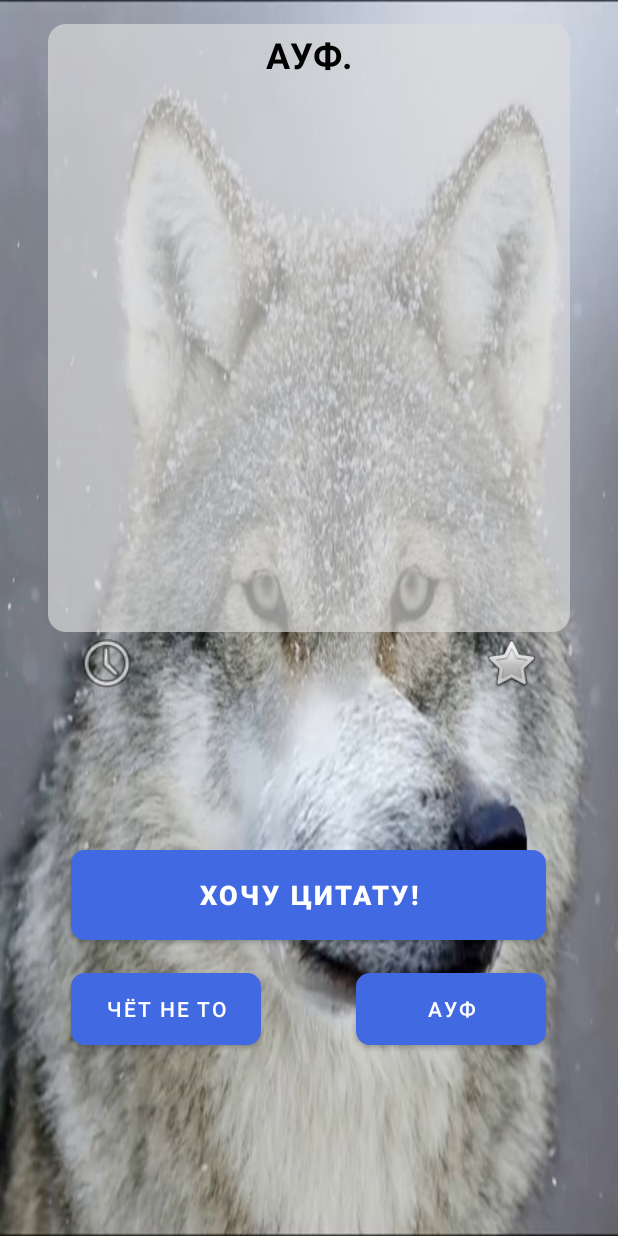
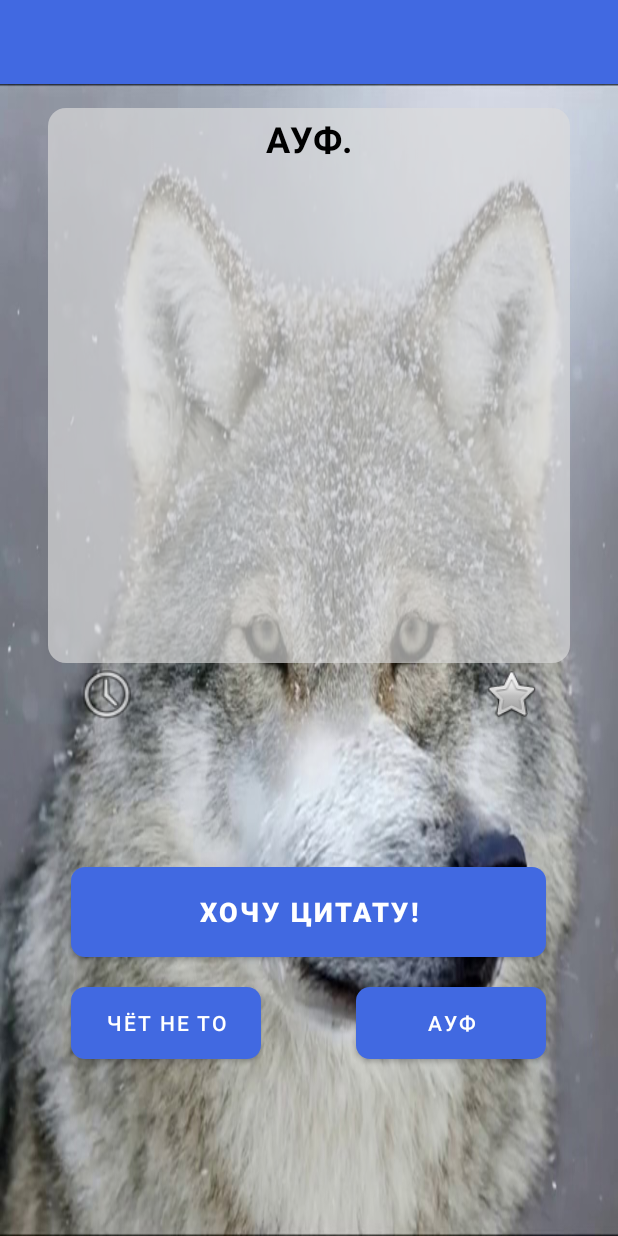
Before and after one commit to satyd/WolfQuotes, an Android app: the screen it shows after launch (MainActivity), on a phone screen of 412 x 824 dp. Run offline under Robolectric (Android 15) with nearby library versions, the phone set to English and light mode, and no system bars; our stand-ins replace Room's generated code, RxJava; 12 statements that could not run were skipped.

Commit message:
tried viewmodel -- tired of viewmodeling :/

```diff
--- a/app/build.gradle
+++ b/app/build.gradle
@@ -51,6 +51,7 @@ dependencies {
 
     implementation "io.reactivex.rxjava2:rxkotlin:2.4.0"
     implementation "io.reactivex.rxjava2:rxandroid:2.0.2"
+    implementation 'androidx.lifecycle:lifecycle-extensions:2.2.0'
     def room_version = "2.3.0"
     annotationProcessor "android.arch.persistence.room:compiler:$room_version"
     implementation "androidx.room:room-ktx:$room_version"
--- a/app/src/main/AndroidManifest.xml
+++ b/app/src/main/AndroidManifest.xml
@@ -13,7 +13,8 @@
             android:name=".activity.HistoryActivity"
             android:parentActivityName=".activity.MainActivity" />
 
-        <activity android:name=".activity.MainActivity">
+        <activity android:name=".activity.MainActivity"
+            android:screenOrientation="portrait">
             <intent-filter>
                 <action android:name="android.intent.action.MAIN" />
 
--- a/app/src/main/java/com/levp/wolfquotes/activity/MainActivity.kt
+++ b/app/src/main/java/com/levp/wolfquotes/activity/MainActivity.kt
@@ -4,16 +4,24 @@ import android.content.Intent
 import android.content.SharedPreferences
 import android.content.SharedPreferences.Editor
 import android.os.Bundle
+import android.util.Log
 import androidx.appcompat.app.AppCompatActivity
-import androidx.room.Room
+import androidx.lifecycle.ViewModelProvider
 import com.levp.wolfquotes.Dec
 import com.levp.wolfquotes.R
 import com.levp.wolfquotes.WordList
 import com.levp.wolfquotes.buildStorage
+import com.levp.wolfquotes.database.AppDBhelper.db
+import com.levp.wolfquotes.database.AppDBhelper.historyDao
+import com.levp.wolfquotes.database.AppDBhelper.historyList
 import com.levp.wolfquotes.database.AppDatabase
-import com.levp.wolfquotes.database.HistoryDao
+import com.levp.wolfquotes.database.Repository
 import com.levp.wolfquotes.models.HistoryEntryEntity
+import com.levp.wolfquotes.models.HistoryViewModel
 import kotlinx.android.synthetic.main.activity_main.*
+import kotlinx.coroutines.CoroutineScope
+import kotlinx.coroutines.Dispatchers
+import kotlinx.coroutines.launch
 import java.io.BufferedReader
 import java.io.IOException
 import java.io.InputStreamReader
@@ -36,19 +44,21 @@ class MainActivity : AppCompatActivity() {
         const val APP_PREFERENCES_HISTORY = "history_counter"
         lateinit var settings : SharedPreferences
         var historySize = 0
+        lateinit var historyModel : HistoryViewModel
 
-        var db : AppDatabase? = null
-        var historyDao:HistoryDao? = null
     }
 
     lateinit var text : String
+
     override fun onCreate(savedInstanceState: Bundle?) {
         super.onCreate(savedInstanceState)
         setContentView(R.layout.activity_main)
         initData()
 
-        settings = getSharedPreferences(MainActivity.APP_PREFERENCES, MODE_PRIVATE)
+        settings = getSharedPreferences(APP_PREFERENCES, MODE_PRIVATE)
         historySize = settings.getInt(APP_PREFERENCES_HISTORY, 0)
+
+
 
         main_btn_gen.setOnClickListener{
             genTemplate()
@@ -56,14 +66,19 @@ class MainActivity : AppCompatActivity() {
         goto_history.setOnClickListener {
             openHistory()
         }
+        downvote_btn.setOnClickListener{
+            downvote()
+        }
+        initDB()
+    }
 
-        db = Room.databaseBuilder(this, AppDatabase::class.java, "database").allowMainThreadQueries().build()
-        historyDao = db!!.historyDao()
+    private fun downvote() {
+        //Log.e("current list size", HistoryViewModel.historyListLiveData.value?.size.toString())
     }
 
     private fun openHistory() {
         val i = Intent(this,HistoryActivity::class.java)
-        //intent.putExtra()
+
         startActivity(i)
     }
 
@@ -94,6 +109,19 @@ class MainActivity : AppCompatActivity() {
         if(settings.contains(APP_PREFERENCES_HISTORY))
             historySize =settings.getInt(APP_PREFERENCES_HISTORY,0)
     }
+    private fun initDB(){
+        CoroutineScope(Dispatchers.Default).launch {
+
+            db = AppDatabase.getAppDataBase(this@MainActivity)
+            historyDao = db!!.historyDao()
+
+            historyModel = ViewModelProvider(this@MainActivity).get(HistoryViewModel::class.java)
+            //Log.e("Model size", historyModel.historyListLiveData.value?.size.toString())
+
+            historyList =  ArrayList(historyDao!!.pickAllHistory())
+
+        }
+    }
     private fun genTemplate()
     {
         val template = weightedRandom()
@@ -106,11 +134,13 @@ class MainActivity : AppCompatActivity() {
     }
 
     private fun writeToHistory(template: Int) {
-
         val sdf = SimpleDateFormat("dd/M/yyyy hh:mm:ss", Locale.UK)
         val currentDate = sdf.format(Date())
         val entry = HistoryEntryEntity(historySize, quote, currentDate, "t#$template")
-        historyDao?.insertEntry(entry)
+
+        CoroutineScope(Dispatchers.Default).launch {
+            historyDao?.insertEntry(entry)
+        }
     }
 
     fun calcOverallWeight(): Int {
--- /dev/null
+++ b/app/src/main/java/com/levp/wolfquotes/database/AppDBhelper.kt
@@ -0,0 +1,10 @@
+package com.levp.wolfquotes.database
+
+import com.levp.wolfquotes.models.HistoryEntryEntity
+
+object AppDBhelper{
+    var db : AppDatabase? = null
+    var historyDao:HistoryDao? = null
+    lateinit var historyList: ArrayList<HistoryEntryEntity>
+
+}
--- a/app/src/main/java/com/levp/wolfquotes/database/AppDatabase.kt
+++ b/app/src/main/java/com/levp/wolfquotes/database/AppDatabase.kt
@@ -11,12 +11,15 @@ abstract class AppDatabase:RoomDatabase() {
     abstract fun historyDao():HistoryDao
 
     companion object{
+        @Volatile
         var INSTANCE: AppDatabase? = null
+
+        const val dbName = "quotesDB"
 
         fun getAppDataBase(context: Context): AppDatabase? {
             if (INSTANCE == null){
-                synchronized(AppDatabase::class){
-                    INSTANCE = Room.databaseBuilder(context.applicationContext, AppDatabase::class.java, "quotesDB").build()
+                synchronized(this){
+                    INSTANCE = Room.databaseBuilder(context.applicationContext, AppDatabase::class.java, dbName).allowMainThreadQueries().build()
                 }
             }
             return INSTANCE
--- /dev/null
+++ b/app/src/main/java/com/levp/wolfquotes/database/Repository.kt
@@ -0,0 +1,34 @@
+package com.levp.wolfquotes.database
+
+import android.app.Application
+import com.levp.wolfquotes.models.HistoryEntryEntity
+import io.reactivex.Observable
+
+class Repository(app:Application) {
+
+    val db = AppDatabase.getAppDataBase(app.applicationContext)
+    private var historyDao = db?.historyDao()
+    var entryAmount:Int? = null
+
+    fun getHistory():List<HistoryEntryEntity>{
+        return historyDao!!.pickAllHistory()
+    }
+
+    fun getHistory(amount:Int):List<HistoryEntryEntity>{
+        entryAmount = amount
+        return historyDao!!.pickPartHistory(amount)
+    }
+
+    fun initHistory(): Observable<List<HistoryEntryEntity>> {
+        return Observable.fromCallable{
+            with(historyDao){
+                //this?.insertEntry(entry)
+                if(entryAmount != null)
+                    this?.pickPartHistory(entryAmount!!)
+                else this?.pickAllHistory()
+
+
+            }
+        }
+    }
+}
--- /dev/null
+++ b/app/src/main/java/com/levp/wolfquotes/models/HistoryViewModel.kt
@@ -0,0 +1,45 @@
+package com.levp.wolfquotes.models
+
+import android.app.Application
+import android.util.Log
+import androidx.lifecycle.AndroidViewModel
+import androidx.lifecycle.MutableLiveData
+import androidx.lifecycle.ViewModel
+import androidx.lifecycle.ViewModelProvider
+import com.levp.wolfquotes.database.AppDBhelper.db
+import com.levp.wolfquotes.database.AppDBhelper.historyDao
+import com.levp.wolfquotes.database.Repository
+import io.reactivex.android.schedulers.AndroidSchedulers
+import io.reactivex.schedulers.Schedulers
+import kotlinx.coroutines.CoroutineScope
+import kotlinx.coroutines.Dispatchers
+import kotlinx.coroutines.internal.synchronized
+import kotlinx.coroutines.launch
+
+class HistoryViewModel(application: Application) : AndroidViewModel(application) {
+
+    private val repository = Repository(application)
+
+    private val historyListLiveData: MutableLiveData<List<HistoryEntryEntity>> = MutableLiveData()
+
+    init {
+        CoroutineScope(Dispatchers.Default).launch {
+            historyListLiveData.postValue(repository.getHistory())
+        }
+
+        //        CoroutineScope(Dispatchers.Default).launch{
+//            historyList =  ArrayList(AppDBhelper.historyDao!!.pickAllHistory())
+//        }
+    }
+
+    fun getHistory(): List<HistoryEntryEntity>? {
+        return historyListLiveData.value
+    }
+//    class ViewModelFactory(private var repository: Repository): ViewModelProvider.Factory {
+//
+//        override fun <T : ViewModel?> create(modelClass: Class<T>): T {
+//            return HistoryViewModel(repository) as T
+//        }
+//
+//    }
+}
--- a/app/src/main/res/layout/activity_main.xml
+++ b/app/src/main/res/layout/activity_main.xml
@@ -1,21 +1,25 @@
 <?xml version="1.0" encoding="utf-8"?>
-<layout xmlns:android="http://schemas.android.com/apk/res/android"
+<LinearLayout xmlns:android="http://schemas.android.com/apk/res/android"
     xmlns:app="http://schemas.android.com/apk/res-auto"
-    xmlns:tools="http://schemas.android.com/tools">
+    xmlns:tools="http://schemas.android.com/tools"
+    android:layout_width="match_parent"
+    android:layout_height="match_parent"
+    android:orientation="vertical"
+    >
 
-    <data>
-
-    </data>
+    <include
+        android:id="@+id/toolbar"
+        layout="@layout/toolbar_main" />
 
     <LinearLayout
+        android:id="@+id/main_bg"
         android:layout_width="match_parent"
         android:layout_height="match_parent"
-        tools:context=".activity.MainActivity"
+        android:background="@drawable/volk0"
         android:label="@string/app_name"
-        android:id="@+id/main_bg"
         android:orientation="vertical"
-        android:background="@drawable/volk0"
-        android:padding="16dp">
+        android:padding="16dp"
+        tools:context=".activity.MainActivity">
 
         <!--<Space
             android:layout_width="0dp"
@@ -26,25 +30,25 @@
             android:id="@+id/text_main"
             android:layout_width="match_parent"
             android:layout_height="0dp"
-            android:layout_weight="12"
-            android:padding="4dp"
-
             android:layout_marginStart="16dp"
             android:layout_marginEnd="16dp"
+
+            android:layout_weight="12"
             android:background="@drawable/rounded_corner"
+            android:clickable="true"
 
+            android:ellipsize="end"
+            android:focusable="true"
+
+            android:padding="4dp"
             android:scrollbars="vertical"
-            android:ellipsize="end"
-
             android:text="@string/text_on_start"
             android:textAlignment="center"
             android:textColor="#000000"
-            android:textSize="24sp"
-            android:textStyle="bold"
 
 
-            android:clickable="true"
-            android:focusable="true" />
+            android:textSize="24sp"
+            android:textStyle="bold" />
 
         <LinearLayout
             android:layout_width="match_parent"
@@ -99,8 +103,8 @@
         <LinearLayout
             android:layout_width="match_parent"
             android:layout_height="wrap_content"
-            android:orientation="vertical"
-            android:layout_weight="5">
+            android:layout_weight="5"
+            android:orientation="vertical">
 
             <Space
                 android:layout_width="0dp"
@@ -110,8 +114,8 @@
             <LinearLayout
                 android:layout_width="match_parent"
                 android:layout_height="wrap_content"
-                android:orientation="horizontal"
-                android:layout_weight="1">
+                android:layout_weight="1"
+                android:orientation="horizontal">
 
                 <Space
                     android:layout_width="0dp"
@@ -142,8 +146,8 @@
             <LinearLayout
                 android:layout_width="match_parent"
                 android:layout_height="wrap_content"
-                android:orientation="horizontal"
-                android:layout_weight="15">
+                android:layout_weight="15"
+                android:orientation="horizontal">
 
                 <Space
                     android:layout_width="0dp"
@@ -152,9 +156,9 @@
 
                 <Button
                     android:id="@+id/downvote_btn"
-                    android:layout_weight="4"
                     android:layout_width="0dp"
                     android:layout_height="48dp"
+                    android:layout_weight="4"
                     android:background="@drawable/rounded_corner_btn"
                     android:text="@string/downvote_text" />
 
@@ -165,9 +169,9 @@
 
                 <Button
                     android:id="@+id/upvote_btn"
-                    android:layout_weight="4"
                     android:layout_width="0dp"
                     android:layout_height="48dp"
+                    android:layout_weight="4"
                     android:background="@drawable/rounded_corner_btn"
                     android:text="@string/upvote_text" />
 
@@ -178,4 +182,4 @@
             </LinearLayout>
         </LinearLayout>
     </LinearLayout>
-</layout>
+</LinearLayout>
```
Also changed, not shown: app/src/main/java/com/levp/wolfquotes/activity/HistoryActivity.kt (+21 -4 lines).
